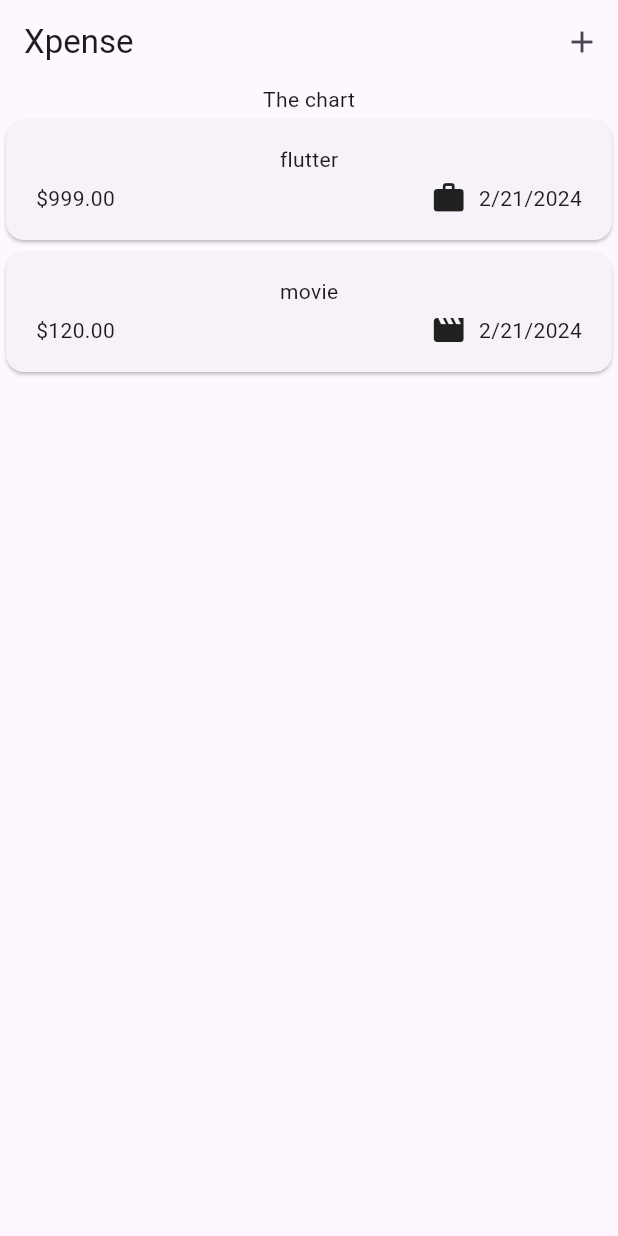
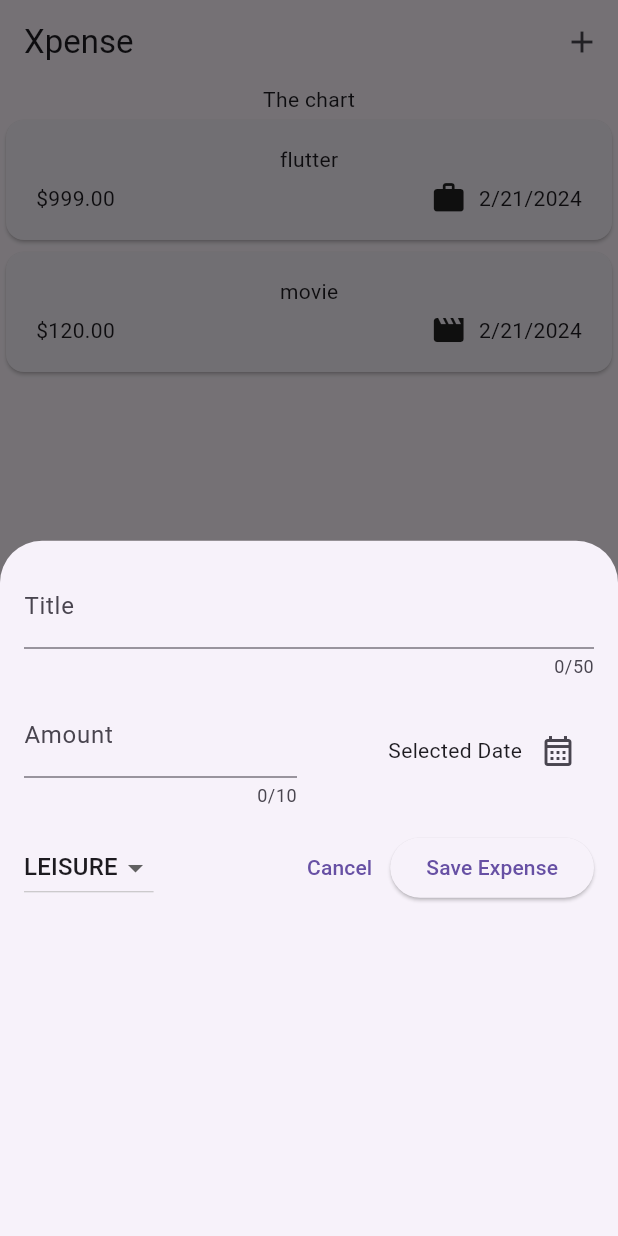
Before and after one commit to vaishakh-pk/xpense, a Flutter app: the screen it shows after launch, after a tap on the "add" icon, on a phone screen of 412 x 824 dp. Run offline on Flutter 3.47's test engine with Material 3 defaults, Android fonts, the phone set to English and light mode, and no system bars.

Commit message:
add expense modal

```diff
--- a/lib/widgets/expenses.dart
+++ b/lib/widgets/expenses.dart
@@ -1,6 +1,7 @@
 import "package:flutter/material.dart";
 import 'package:xpense/widgets/expenses_list/expenses_list.dart';
 import 'package:xpense/models/expense_model.dart';
+import 'package:xpense/widgets/new_expense.dart';
 
 class Expenses extends StatefulWidget {
   const Expenses({super.key});
@@ -15,13 +16,21 @@ class _ExpensesState extends State<Expenses> {
     Expense(title: 'flutter', amount: 999, date: DateTime.now(), category: Category.work),
     Expense(title: 'movie', amount: 120, date: DateTime.now(), category: Category.leisure)
   ];
+
+  void _openAddExpenseOverlay()
+  {
+    showModalBottomSheet(context: context, builder: (ctx){
+      return NewExpense();
+    });
+  }
+
   @override
   Widget build(BuildContext context) {
     return Scaffold(
       appBar: AppBar(
         title: Text('Xpense'),
         actions: [
-          IconButton(onPressed: (){}, icon: const Icon(Icons.add))
+          IconButton(onPressed: _openAddExpenseOverlay, icon: const Icon(Icons.add))
         ],
       ),
       body: Column(
--- /dev/null
+++ b/lib/widgets/new_expense.dart
@@ -0,0 +1,117 @@
+import 'package:flutter/material.dart';
+import 'package:intl/intl.dart';
+import 'package:xpense/models/expense_model.dart';
+
+class NewExpense extends StatefulWidget {
+  const NewExpense({super.key});
+
+  @override
+  State<NewExpense> createState() => _NewExpenseState();
+}
+
+class _NewExpenseState extends State<NewExpense> {
+//Controller to manage input
+  final _titleController = TextEditingController();
+  final _amountController = TextEditingController();
+  DateTime? _selectedDate;
+  Category _selectedCategory = Category.leisure;
+
+//Display the date picker using built-in showDatePicker function
+  void _presentDatePicker() async{
+    final now = DateTime.now();
+    final firstDate = DateTime(now.year - 1, now.month, now.day);
+    final pickedDate = await showDatePicker(context: context, firstDate: firstDate, lastDate: now);
+
+    setState(() {
+      _selectedDate = pickedDate;
+    });
+  }
+
+/*Dispose TextEditingController after use else will remain in memory
+even when the widget is not displayed*/
+  @override
+  void dispose() {
+    _titleController.dispose();
+    _amountController.dispose();
+    super.dispose();
+  }
+
+  @override
+  Widget build(BuildContext context) {
+    return Padding(
+      padding: const EdgeInsets.all(16),
+      child: Column(
+        children: [
+          TextField(
+            controller: _titleController,
+            maxLength: 50,
+            decoration: const InputDecoration(label: Text('Title')),
+          ),
+          const SizedBox(
+            height: 10,
+          ),
+          Row(
+            children: [
+              Expanded(
+                child: TextField(
+                  controller: _amountController,
+                  maxLength: 10,
+                  keyboardType: TextInputType.number,
+                  decoration: const InputDecoration(
+                      prefixText: '\$', label: Text('Amount')),
+                ),
+              ),
+              const SizedBox(
+                width: 16,
+              ),
+              Expanded(
+                  child: Row(
+                mainAxisAlignment: MainAxisAlignment.end,
+                crossAxisAlignment: CrossAxisAlignment.center,
+                children: [
+                  Text(_selectedDate == null ? 'Selected Date' : formatter.format(_selectedDate!)),
+                  IconButton(
+                      onPressed: _presentDatePicker,
+                      icon: const Icon(Icons.calendar_month_outlined))
+                ],
+              ))
+            ],
+          ),
+          const SizedBox(height:16),
+          Row(
+            children: [
+              DropdownButton(
+                value: _selectedCategory,
+                items: Category.values.map((category) => DropdownMenuItem(
+                value: category,
+                child: Text(category.name.toUpperCase()))).toList(),
+                onChanged: (value)
+                {
+                  if (value == null)
+                    {
+                      return;
+                    }
+                  setState(()
+                  {
+                    _selectedCategory = value;
+                  });
+                }),
+                const Spacer(),
+              TextButton(
+                  onPressed: () {
+                    Navigator.pop(context);
+                  },
+                  child: Text('Cancel')),
+              ElevatedButton(
+                  onPressed: () {
+                    print(
+                        '${_titleController.text}\n${_amountController.text}');
+                  },
+                  child: const Text('Save Expense'))
+            ],
+          )
+        ],
+      ),
+    );
+  }
+}
```
